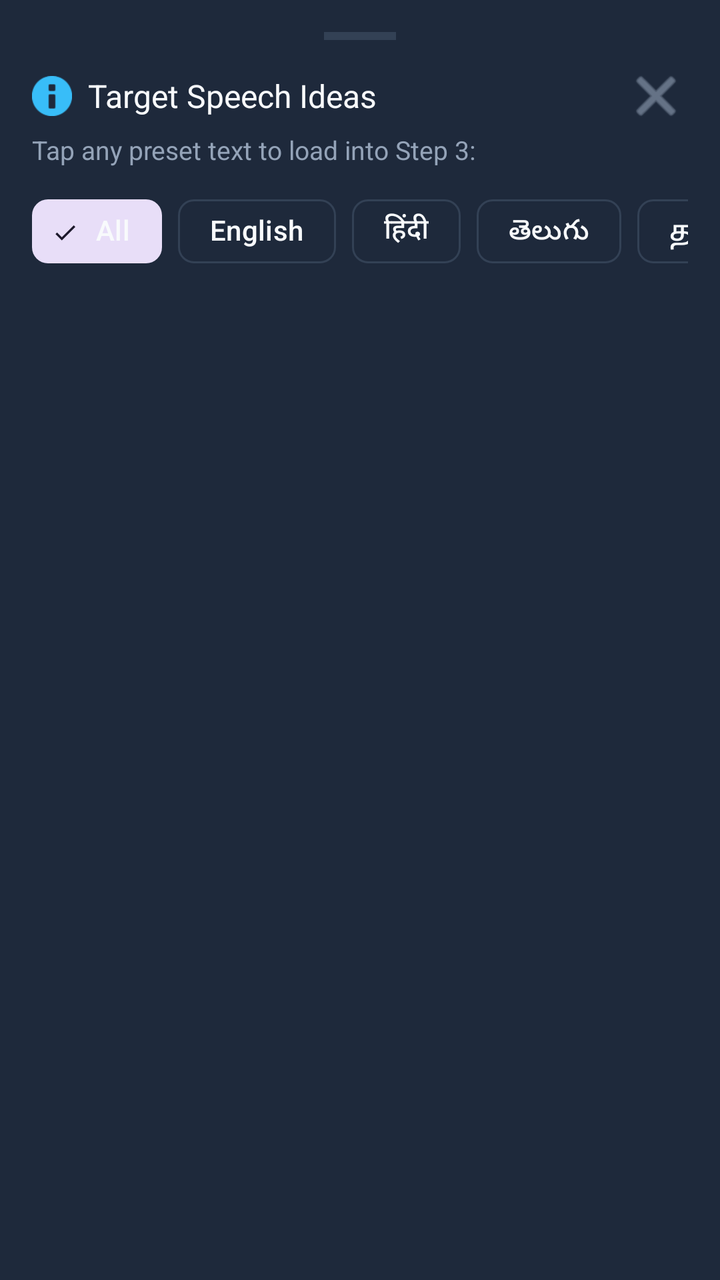
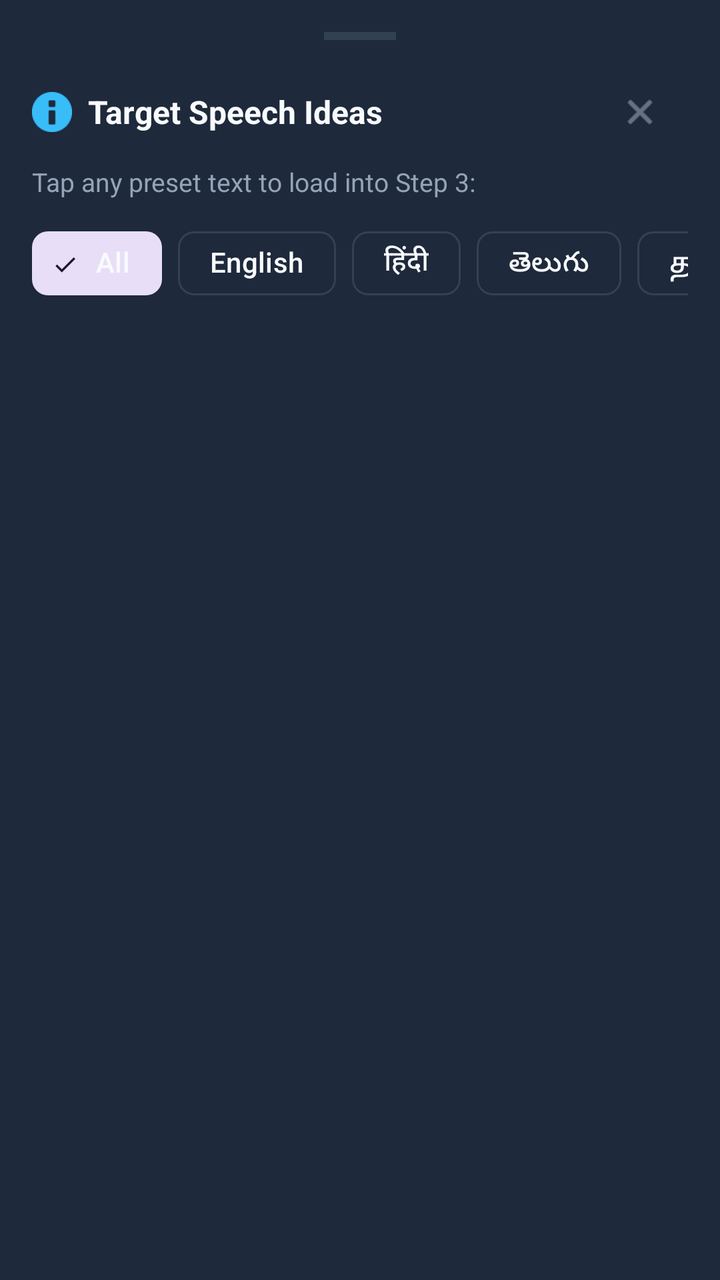

Before-and-after screenshots of an Android layout around one commit, followed by the original layout XML and the change that was made.
<!-- AndroidManifest.xml: application theme Theme.IndicVoice -->
<!-- res/layout/bottom_sheet_quick_ideas.xml -->
<?xml version="1.0" encoding="utf-8"?>
<LinearLayout xmlns:android="http://schemas.android.com/apk/res/android"
    xmlns:app="http://schemas.android.com/apk/res-auto"
    android:layout_width="match_parent"
    android:layout_height="wrap_content"
    android:background="@color/card_dark"
    android:orientation="vertical"
    android:padding="16dp">

    
    <View
        android:layout_width="36dp"
        android:layout_height="4dp"
        android:layout_gravity="center_horizontal"
        android:layout_marginBottom="12dp"
        android:background="@color/card_stroke" />

    
    <LinearLayout
        android:layout_width="match_parent"
        android:layout_height="wrap_content"
        android:gravity="center_vertical"
        android:orientation="horizontal">

        <ImageView
            android:layout_width="20dp"
            android:layout_height="20dp"
            android:src="@android:drawable/ic_dialog_info"
            app:tint="@color/secondary" />

        <TextView
            android:layout_width="0dp"
            android:layout_height="wrap_content"
            android:layout_marginStart="8dp"
            android:layout_weight="1"
            android:fontFamily="sans-serif-bold"
            android:text="Target Speech Ideas"
            android:textColor="@color/text_primary"
            android:textSize="16sp" />

        <ImageButton
            android:id="@+id/btnCloseIdeas"
            android:layout_width="32dp"
            android:layout_height="32dp"
            android:background="?attr/selectableItemBackgroundBorderless"
            android:src="@android:drawable/ic_menu_close_clear_cancel"
            app:tint="@color/text_secondary" />
    </LinearLayout>

    <TextView
        android:layout_width="match_parent"
        android:layout_height="wrap_content"
        android:layout_marginTop="2dp"
        android:text="Tap any preset text to load into Step 3:"
        android:textColor="@color/text_secondary"
        android:textSize="13sp" />

    
    <HorizontalScrollView
        android:layout_width="match_parent"
        android:layout_height="wrap_content"
        android:layout_marginTop="8dp"
        android:layout_marginBottom="10dp"
        android:scrollbars="none">

        <com.google.android.material.chip.ChipGroup
            android:id="@+id/cgLanguageFilter"
            android:layout_width="wrap_content"
            android:layout_height="wrap_content"
            app:singleSelection="true">

            <com.google.android.material.chip.Chip
                android:id="@+id/chipAll"
                style="@style/Widget.Material3.Chip.Filter"
                android:layout_width="wrap_content"
                android:layout_height="wrap_content"
                android:checked="true"
                android:text="All"
                android:textColor="@color/text_primary" />

            <com.google.android.material.chip.Chip
                android:id="@+id/chipEn"
                style="@style/Widget.Material3.Chip.Filter"
                android:layout_width="wrap_content"
                android:layout_height="wrap_content"
                android:text="English"
                android:textColor="@color/text_primary" />

            <com.google.android.material.chip.Chip
                android:id="@+id/chipHi"
                style="@style/Widget.Material3.Chip.Filter"
                android:layout_width="wrap_content"
                android:layout_height="wrap_content"
                android:text="हिंदी"
                android:textColor="@color/text_primary" />

            <com.google.android.material.chip.Chip
                android:id="@+id/chipTe"
                style="@style/Widget.Material3.Chip.Filter"
                android:layout_width="wrap_content"
                android:layout_height="wrap_content"
                android:text="తెలుగు"
                android:textColor="@color/text_primary" />

            <com.google.android.material.chip.Chip
                android:id="@+id/chipTa"
                style="@style/Widget.Material3.Chip.Filter"
                android:layout_width="wrap_content"
                android:layout_height="wrap_content"
                android:text="தமிழ்"
                android:textColor="@color/text_primary" />
        </com.google.android.material.chip.ChipGroup>
    </HorizontalScrollView>

    <androidx.recyclerview.widget.RecyclerView
        android:id="@+id/rvQuickIdeas"
        android:layout_width="match_parent"
        android:layout_height="wrap_content"
        android:nestedScrollingEnabled="false" />

</LinearLayout>
<!-- resources referenced by this layout -->
<resources>
  <color name="card_dark">#1E293B</color>
  <color name="card_stroke">#334155</color>
  <color name="secondary">#38BDF8</color>
  <color name="text_primary">#F8FAFC</color>
  <color name="text_secondary">#94A3B8</color>
  <style name="Theme.IndicVoice" parent="Theme.Material3.DayNight.NoActionBar">
          <item name="colorPrimary">@color/primary</item>
          <item name="colorPrimaryInverse">@color/primary_variant</item>
          <item name="colorSecondary">@color/secondary</item>
          <item name="android:statusBarColor">@color/background_dark</item>
          <item name="android:navigationBarColor">@color/background_dark</item>
          <item name="android:windowBackground">@color/background_dark</item>
          <item name="colorSurface">@color/card_dark</item>
          <item name="colorOnSurface">@color/text_primary</item>
          <item name="colorSurfaceVariant">@color/surface_dark</item>
          <item name="colorOnSurfaceVariant">@color/text_secondary</item>
          <item name="colorOutline">@color/card_stroke</item>
      </style>
  <color name="primary">#2563EB</color>
  <color name="primary_variant">#1D4ED8</color>
  <color name="background_dark">#0F1729</color>
  <color name="surface_dark">#151E30</color>
</resources>

<!-- the commit's change to res/layout/bottom_sheet_quick_ideas.xml (unified diff, before → after) -->
@@ -25,6 +25,7 @@
         <ImageView
             android:layout_width="20dp"
             android:layout_height="20dp"
+            android:importantForAccessibility="no"
             android:src="@android:drawable/ic_dialog_info"
             app:tint="@color/secondary" />
 
@@ -33,16 +34,16 @@
             android:layout_height="wrap_content"
             android:layout_marginStart="8dp"
             android:layout_weight="1"
-            android:fontFamily="sans-serif-bold"
+            android:accessibilityHeading="true"
+            android:textStyle="bold"
             android:text="Target Speech Ideas"
             android:textColor="@color/text_primary"
             android:textSize="16sp" />
 
         <ImageButton
             android:id="@+id/btnCloseIdeas"
-            android:layout_width="32dp"
-            android:layout_height="32dp"
-            android:background="?attr/selectableItemBackgroundBorderless"
+            style="@style/Widget.IndicVoice.IconButton"
+            android:contentDescription="@string/close_sheet"
             android:src="@android:drawable/ic_menu_close_clear_cancel"
             app:tint="@color/text_secondary" />
     </LinearLayout>
<!-- resource entries referenced after the edit -->
@@ -5,12 +5,22 @@
   <color name="secondary">#38BDF8</color>
   <color name="text_primary">#F8FAFC</color>
   <color name="text_secondary">#94A3B8</color>
+  <string name="close_sheet">Close</string>
+  <style name="Widget.IndicVoice.IconButton" parent="Widget.AppCompat.ImageButton">
+          <item name="android:layout_width">48dp</item>
+          <item name="android:layout_height">48dp</item>
+          <item name="android:background">?attr/selectableItemBackgroundBorderless</item>
+          <item name="android:scaleType">fitCenter</item>
+          <item name="android:padding">14dp</item>
+      </style>
   <style name="Theme.IndicVoice" parent="Theme.Material3.DayNight.NoActionBar">
           <item name="colorPrimary">@color/primary</item>
           <item name="colorPrimaryInverse">@color/primary_variant</item>
           <item name="colorSecondary">@color/secondary</item>
-          <item name="android:statusBarColor">@color/background_dark</item>
-          <item name="android:navigationBarColor">@color/background_dark</item>
+          <item name="android:statusBarColor">@android:color/transparent</item>
+          <item name="android:windowLightStatusBar">false</item>
+          <item name="android:navigationBarColor">@android:color/transparent</item>
+          <item name="android:windowLightNavigationBar">false</item>
           <item name="android:windowBackground">@color/background_dark</item>
           <item name="colorSurface">@color/card_dark</item>
           <item name="colorOnSurface">@color/text_primary</item>
